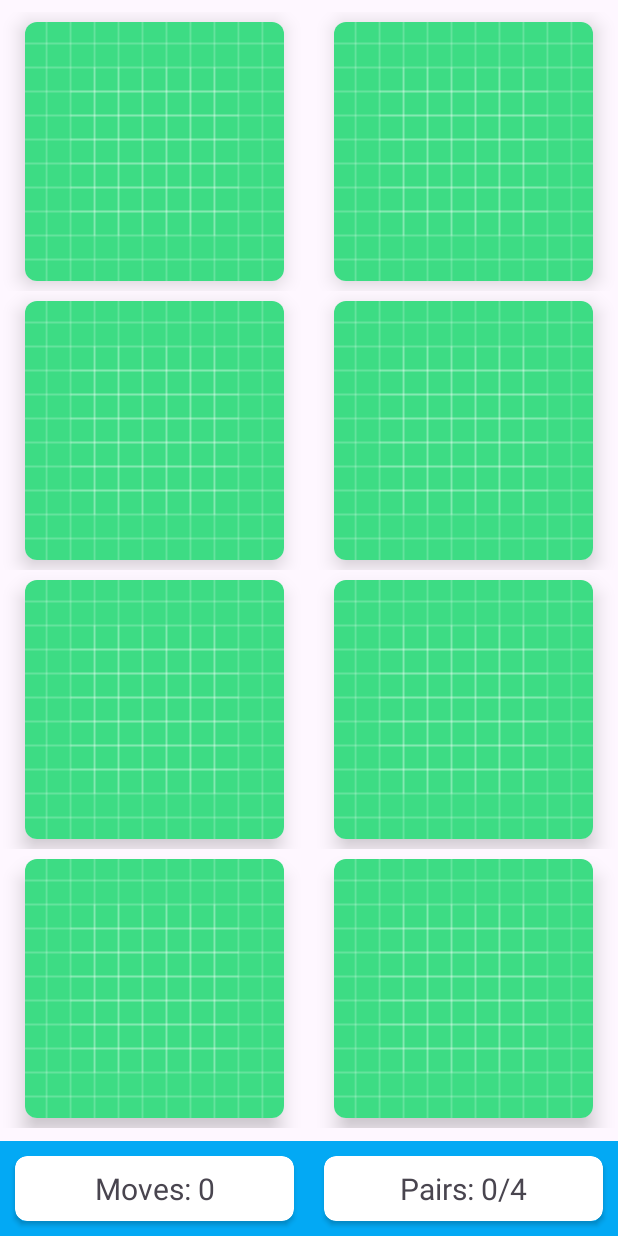
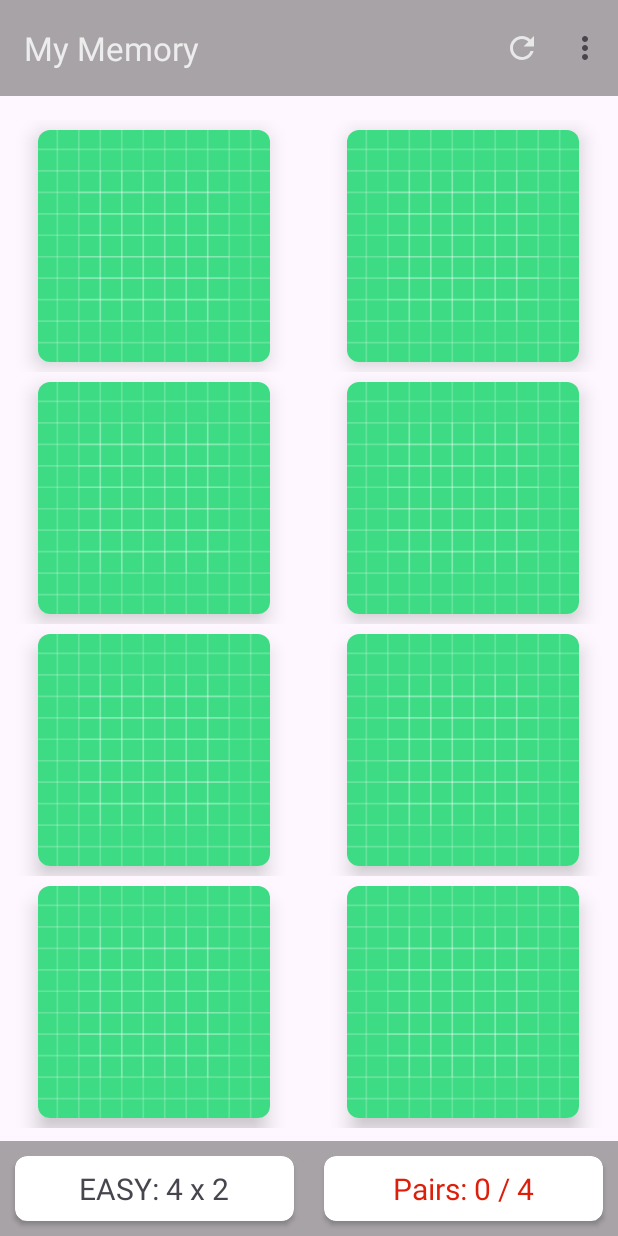
Before and after one commit to ImDooMLorD/FlipNWin, an Android app: the screen it shows after launch (MainActivity), on a phone screen of 412 x 824 dp. Run offline under Robolectric (Android 15) with nearby library versions, the phone set to English and light mode, and no system bars.

Commit message:
before adding custom cards feature

```diff
--- a/app/build.gradle
+++ b/app/build.gradle
@@ -10,7 +10,7 @@
     defaultConfig {
         applicationId "com.imdoomlord.mymemory"
         minSdk 24
-        targetSdk 33
+        targetSdk 34
         versionCode 1
         versionName "1.0"
 
@@ -39,9 +39,10 @@
 
     implementation 'androidx.core:core-ktx:1.12.0'
     implementation 'androidx.appcompat:appcompat:1.6.1'
-    implementation 'com.google.android.material:material:1.10.0'
+    implementation 'com.google.android.material:material:1.11.0'
     implementation 'androidx.constraintlayout:constraintlayout:2.1.4'
     implementation 'androidx.cardview:cardview:1.0.0'
+    implementation 'androidx.activity:activity:1.8.0'
     testImplementation 'junit:junit:4.13.2'
     androidTestImplementation 'androidx.test.ext:junit:1.1.5'
     androidTestImplementation 'androidx.test.espresso:espresso-core:3.5.1'
--- a/app/src/main/AndroidManifest.xml
+++ b/app/src/main/AndroidManifest.xml
@@ -1,6 +1,8 @@
 <?xml version="1.0" encoding="utf-8"?>
 <manifest xmlns:android="http://schemas.android.com/apk/res/android"
     xmlns:tools="http://schemas.android.com/tools">
+
+    <uses-permission android:name="android.permission.READ_MEDIA_IMAGES" />
 
     <application
         android:allowBackup="true"
@@ -13,6 +15,9 @@
         android:theme="@style/Theme.MyMemory"
         tools:targetApi="31">
         <activity
+            android:name=".CreateActivity"
+            android:exported="false" />
+        <activity
             android:name=".MainActivity"
             android:exported="true">
             <intent-filter>
--- a/app/src/main/java/com/imdoomlord/mymemory/utils/Constants.kt
+++ b/app/src/main/java/com/imdoomlord/mymemory/utils/Constants.kt
@@ -2,7 +2,7 @@
 
 import com.imdoomlord.mymemory.R
 
-
+const val EXTRA_BOARD_SIZE = "EXTRA_BOARD_SIZE"
 val DEFAULT_ICONS = listOf(
     R.drawable.ic_alarm,
     R.drawable.ic_anchor,
--- /dev/null
+++ b/app/src/main/res/drawable/ic_refresh.xml
@@ -0,0 +1,5 @@
+<vector android:height="24dp" android:tint="#BFFFFFFF"
+    android:viewportHeight="24" android:viewportWidth="24"
+    android:width="24dp" xmlns:android="http://schemas.android.com/apk/res/android">
+    <path android:fillColor="@android:color/white" android:pathData="M17.65,6.35C16.2,4.9 14.21,4 12,4c-4.42,0 -7.99,3.58 -7.99,8s3.57,8 7.99,8c3.73,0 6.84,-2.55 7.73,-6h-2.08c-0.82,2.33 -3.04,4 -5.65,4 -3.31,0 -6,-2.69 -6,-6s2.69,-6 6,-6c1.66,0 3.14,0.69 4.22,1.78L13,11h7V4l-2.35,2.35z"/>
+</vector>
--- a/app/src/main/res/layout/activity_main.xml
+++ b/app/src/main/res/layout/activity_main.xml
@@ -7,15 +7,29 @@
     android:layout_height="match_parent"
     tools:context=".MainActivity">
 
+    <com.google.android.material.appbar.MaterialToolbar
+        android:id="@+id/toolbar"
+        android:layout_width="match_parent"
+        android:layout_height="wrap_content"
+        android:layout_alignParentStart="true"
+        android:background="?attr/colorPrimaryVariant"
+        app:layout_constraintBottom_toTopOf="@+id/rvBoard"
+        app:layout_constraintEnd_toEndOf="parent"
+        app:layout_constraintStart_toStartOf="parent"
+        app:layout_constraintTop_toTopOf="parent"
+        app:titleTextColor="#CCFFFFFF"
+        tools:targetApi="s" />
+
     <LinearLayout
         android:id="@+id/llGameInfo"
         android:layout_width="0dp"
         android:layout_height="wrap_content"
-        android:background="@color/teal"
+        android:background="?attr/colorPrimaryVariant"
         android:orientation="horizontal"
         app:layout_constraintBottom_toBottomOf="parent"
         app:layout_constraintEnd_toEndOf="parent"
-        app:layout_constraintStart_toStartOf="parent">
+        app:layout_constraintStart_toStartOf="parent"
+        tools:targetApi="s">
 
         <androidx.cardview.widget.CardView
             android:layout_width="match_parent"
@@ -57,13 +71,14 @@
         android:id="@+id/rvBoard"
         android:layout_width="0dp"
         android:layout_height="0dp"
-        android:layout_marginTop="8dp"
+        android:layout_marginTop="16dp"
         android:layout_marginBottom="8dp"
         android:overScrollMode="never"
         app:layout_constraintBottom_toTopOf="@+id/llGameInfo"
         app:layout_constraintEnd_toEndOf="parent"
         app:layout_constraintStart_toStartOf="parent"
-        app:layout_constraintTop_toTopOf="parent" />
+        app:layout_constraintTop_toBottomOf="@+id/toolbar"
+        app:layout_constraintVertical_bias="0.5" />
 
 
 </androidx.constraintlayout.widget.ConstraintLayout>
--- /dev/null
+++ b/app/src/main/res/menu/menu_main.xml
@@ -0,0 +1,18 @@
+<?xml version="1.0" encoding="utf-8"?>
+<menu xmlns:app="http://schemas.android.com/apk/res-auto"
+    xmlns:android="http://schemas.android.com/apk/res/android">
+
+    <item
+        android:id="@+id/mi_refresh"
+        android:icon="@drawable/ic_refresh"
+        android:title="Refresh"
+        app:showAsAction="always" />
+    <item
+        android:id="@+id/mi_new_size"
+        android:title="Difficulty"
+        app:showAsAction="never" />
+    <item
+        android:id="@+id/mi_custom"
+        android:title="Create custom game"
+        app:showAsAction="never" />
+</menu>
--- a/app/src/main/res/values/colors.xml
+++ b/app/src/main/res/values/colors.xml
@@ -4,4 +4,7 @@
     <color name="white">#FFFFFFFF</color>
     <color name="color_gray">#E0E0E0</color>
     <color name="teal">#03A9F4</color>
+    <color name="color_progress_none">#dc1e0b</color>
+    <color name="color_progress_full">#35ba01</color>
+
 </resources>
--- a/app/src/main/res/values/themes.xml
+++ b/app/src/main/res/values/themes.xml
@@ -2,7 +2,8 @@
     <!-- Base application theme. -->
     <style name="Base.Theme.MyMemory" parent="Theme.Material3.DayNight.NoActionBar">
         <!-- Customize your light theme here. -->
-        <!-- <item name="colorPrimary">@color/my_light_primary</item> -->
+        <item name="colorPrimary">@color/black</item>
+        <item name="colorPrimaryVariant">#6F353535</item>
     </style>
 
     <style name="Theme.MyMemory" parent="Base.Theme.MyMemory" />
--- a/build.gradle
+++ b/build.gradle
@@ -1,6 +1,6 @@
 // Top-level build file where you can add configuration options common to all sub-projects/modules.
 plugins {
-    id 'com.android.application' version '8.2.0' apply false
-    id 'com.android.library' version '8.2.0' apply false
+    id 'com.android.application' version '8.3.0' apply false
+    id 'com.android.library' version '8.3.0' apply false
     id 'org.jetbrains.kotlin.android' version '1.8.20' apply false
 }
```
Also changed, not shown: app/src/main/java/com/imdoomlord/mymemory/CreateActivity.kt (added, +164 -0 lines), app/src/main/java/com/imdoomlord/mymemory/ImagePickerAdapter.kt (added, +64 -0 lines), app/src/main/java/com/imdoomlord/mymemory/MainActivity.kt (+136 -2 lines), app/src/main/java/com/imdoomlord/mymemory/utils/PermissionUtils.kt (added, +13 -0 lines), app/src/main/res/layout/activity_create.xml (added, +65 -0 lines), app/src/main/res/layout/card_image.xml (added, +18 -0 lines), app/src/main/res/layout/dialog_board_size.xml (added, +37 -0 lines).
